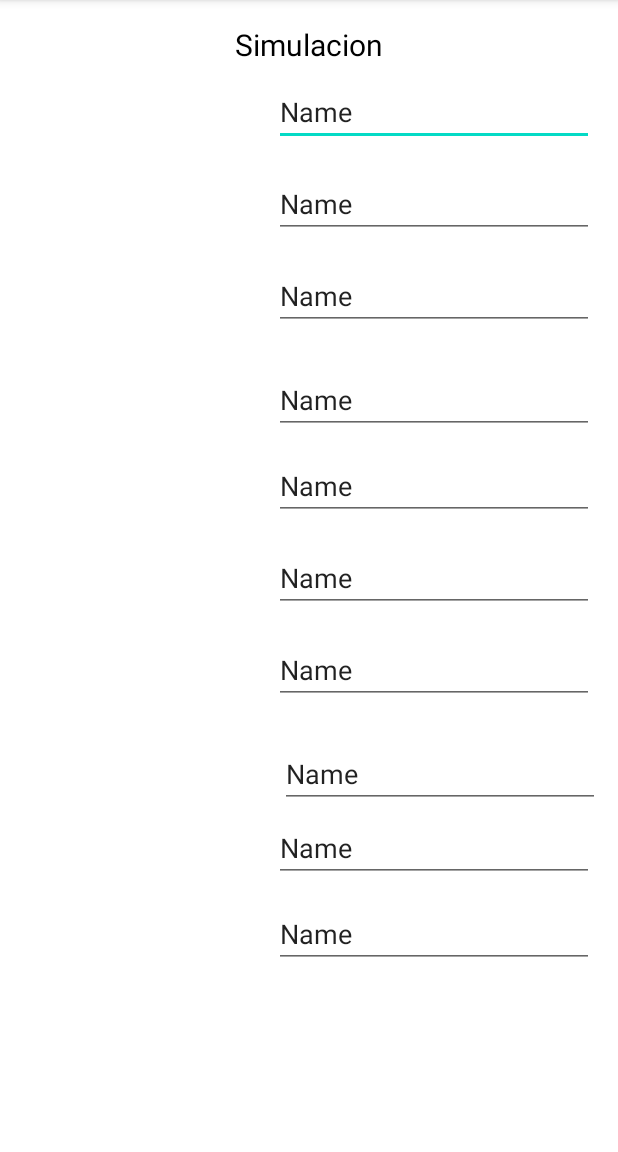
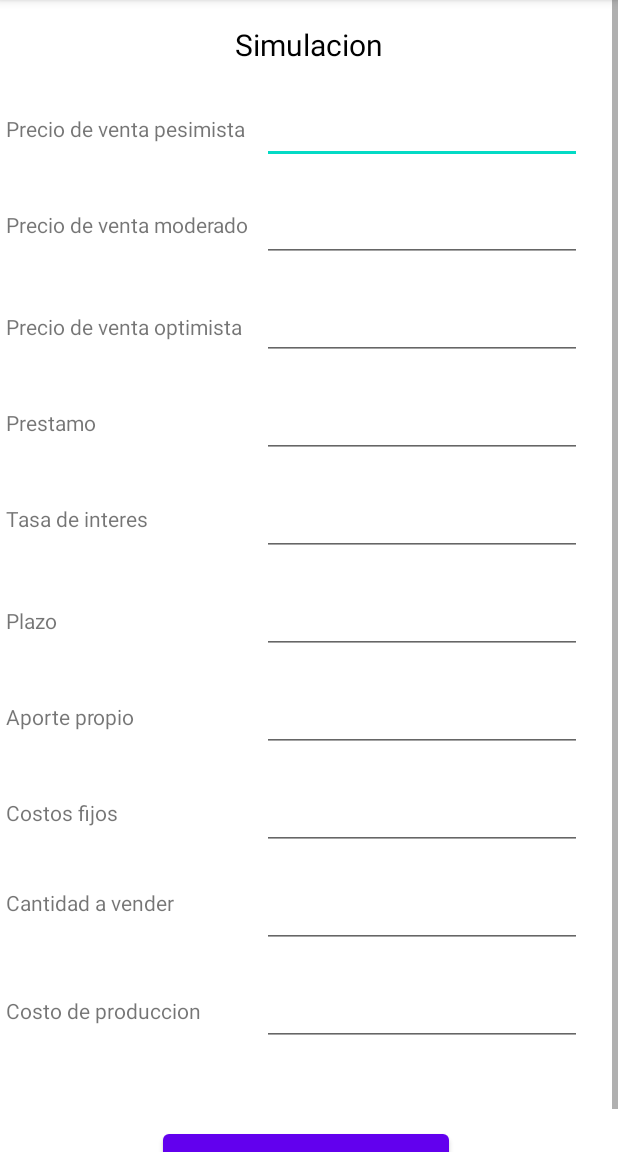
Before and after one commit to borisumss/SimuladorPlanDeNegocios, an Android app: the simulacion screen opened directly, with no data from a screen before it, on a phone screen of 412 x 824 dp, the part 84-1236 px from its top. Run offline under Robolectric (Android 15) with nearby library versions, the phone set to English and light mode, and no system bars.

Commit message:
vistas acabado basico

```diff
--- a/app/src/main/res/layout/activity_simulacion.xml
+++ b/app/src/main/res/layout/activity_simulacion.xml
@@ -14,6 +14,26 @@
         tools:context=".simulacion">
 
         <TextView
+            android:id="@+id/textView13"
+            android:layout_width="wrap_content"
+            android:layout_height="wrap_content"
+            android:layout_marginStart="4dp"
+            android:layout_marginTop="592dp"
+            android:text="Cantidad a vender"
+            app:layout_constraintStart_toStartOf="parent"
+            app:layout_constraintTop_toTopOf="parent" />
+
+        <TextView
+            android:id="@+id/textView14"
+            android:layout_width="wrap_content"
+            android:layout_height="wrap_content"
+            android:layout_marginStart="4dp"
+            android:layout_marginTop="664dp"
+            android:text="Costo de produccion"
+            app:layout_constraintStart_toStartOf="parent"
+            app:layout_constraintTop_toTopOf="parent" />
+
+        <TextView
             android:id="@+id/textView4"
             android:layout_width="wrap_content"
             android:layout_height="wrap_content"
@@ -26,124 +46,215 @@
             app:layout_constraintTop_toTopOf="parent" />
 
         <EditText
-            android:id="@+id/editTextTextPersonName"
+            android:id="@+id/editTextTextPersonName4"
             android:layout_width="wrap_content"
             android:layout_height="wrap_content"
-            android:layout_marginTop="52dp"
-            android:layout_marginEnd="16dp"
+            android:layout_marginTop="20dp"
+            android:layout_marginEnd="24dp"
             android:ems="10"
-            android:inputType="textPersonName"
-            android:text="Name"
+            android:inputType="numberDecimal"
+            android:text=""
             app:layout_constraintEnd_toEndOf="parent"
-            app:layout_constraintTop_toTopOf="parent" />
+            app:layout_constraintTop_toBottomOf="@+id/editTextTextPersonName3" />
+
+        <EditText
+            android:id="@+id/editTextTextPersonName11"
+            android:layout_width="wrap_content"
+            android:layout_height="wrap_content"
+            android:layout_marginTop="20dp"
+            android:layout_marginEnd="24dp"
+            android:ems="10"
+            android:inputType="numberDecimal"
+            android:text=""
+            app:layout_constraintEnd_toEndOf="parent"
+            app:layout_constraintTop_toBottomOf="@+id/editTextTextPersonName10" />
 
         <EditText
             android:id="@+id/editTextTextPersonName8"
             android:layout_width="wrap_content"
             android:layout_height="wrap_content"
-            android:layout_marginTop="16dp"
-            android:layout_marginEnd="16dp"
+            android:layout_marginTop="20dp"
+            android:layout_marginEnd="24dp"
             android:ems="10"
-            android:inputType="textPersonName"
-            android:text="Name"
+            android:inputType="numberDecimal"
+            android:text=""
             app:layout_constraintEnd_toEndOf="parent"
             app:layout_constraintTop_toBottomOf="@+id/editTextTextPersonName9" />
+
+        <EditText
+            android:id="@+id/editTextTextPersonName7"
+            android:layout_width="wrap_content"
+            android:layout_height="wrap_content"
+            android:layout_marginTop="20dp"
+            android:layout_marginEnd="24dp"
+            android:ems="10"
+            android:inputType="numberDecimal"
+            android:text=""
+            app:layout_constraintEnd_toEndOf="parent"
+            app:layout_constraintTop_toBottomOf="@+id/editTextTextPersonName11" />
+
+        <EditText
+            android:id="@+id/editTextTextPersonName10"
+            android:layout_width="wrap_content"
+            android:layout_height="wrap_content"
+            android:layout_marginTop="20dp"
+            android:layout_marginEnd="24dp"
+            android:ems="10"
+            android:inputType="numberDecimal"
+            android:text=""
+            app:layout_constraintEnd_toEndOf="parent"
+            app:layout_constraintTop_toBottomOf="@+id/editTextTextPersonName8" />
+
+        <EditText
+            android:id="@+id/editTextTextPersonName5"
+            android:layout_width="wrap_content"
+            android:layout_height="wrap_content"
+            android:layout_marginTop="20dp"
+            android:layout_marginEnd="24dp"
+            android:ems="10"
+            android:inputType="numberDecimal"
+            android:text=""
+            app:layout_constraintEnd_toEndOf="parent"
+            app:layout_constraintTop_toBottomOf="@+id/editTextTextPersonName4" />
+
+        <EditText
+            android:id="@+id/editTextTextPersonName9"
+            android:layout_width="wrap_content"
+            android:layout_height="wrap_content"
+            android:layout_marginTop="20dp"
+            android:layout_marginEnd="24dp"
+            android:ems="10"
+            android:inputType="numberDecimal"
+            android:text=""
+            app:layout_constraintEnd_toEndOf="parent"
+            app:layout_constraintTop_toBottomOf="@+id/editTextTextPersonName6" />
 
         <EditText
             android:id="@+id/editTextTextPersonName3"
             android:layout_width="wrap_content"
             android:layout_height="wrap_content"
-            android:layout_marginTop="16dp"
-            android:layout_marginEnd="16dp"
+            android:layout_marginTop="20dp"
+            android:layout_marginEnd="24dp"
             android:ems="10"
-            android:inputType="textPersonName"
-            android:text="Name"
+            android:inputType="numberDecimal"
+            android:text=""
             app:layout_constraintEnd_toEndOf="parent"
             app:layout_constraintTop_toBottomOf="@+id/editTextTextPersonName" />
 
         <EditText
-            android:id="@+id/editTextTextPersonName4"
+            android:id="@+id/editTextTextPersonName"
             android:layout_width="wrap_content"
             android:layout_height="wrap_content"
-            android:layout_marginTop="16dp"
-            android:layout_marginEnd="16dp"
+            android:layout_marginTop="64dp"
+            android:layout_marginEnd="24dp"
             android:ems="10"
-            android:inputType="textPersonName"
-            android:text="Name"
+            android:inputType="numberDecimal"
+            android:text=""
             app:layout_constraintEnd_toEndOf="parent"
-            app:layout_constraintTop_toBottomOf="@+id/editTextTextPersonName3" />
+            app:layout_constraintTop_toTopOf="parent" />
 
         <EditText
             android:id="@+id/editTextTextPersonName6"
             android:layout_width="wrap_content"
             android:layout_height="wrap_content"
-            android:layout_marginTop="12dp"
-            android:layout_marginEnd="16dp"
+            android:layout_marginTop="20dp"
+            android:layout_marginEnd="24dp"
             android:ems="10"
-            android:inputType="textPersonName"
-            android:text="Name"
+            android:inputType="numberDecimal"
+            android:text=""
             app:layout_constraintEnd_toEndOf="parent"
             app:layout_constraintTop_toBottomOf="@+id/editTextTextPersonName5" />
 
-        <EditText
-            android:id="@+id/editTextTextPersonName9"
+        <Button
+            android:id="@+id/button"
             android:layout_width="wrap_content"
             android:layout_height="wrap_content"
-            android:layout_marginTop="16dp"
-            android:layout_marginEnd="16dp"
-            android:ems="10"
-            android:inputType="textPersonName"
-            android:text="Name"
+            android:layout_marginTop="750dp"
+            android:text="Iniciar simulacion"
             app:layout_constraintEnd_toEndOf="parent"
-            app:layout_constraintTop_toBottomOf="@+id/editTextTextPersonName6" />
+            app:layout_constraintHorizontal_bias="0.492"
+            app:layout_constraintStart_toStartOf="parent"
+            app:layout_constraintTop_toTopOf="parent" />
 
-        <EditText
-            android:id="@+id/editTextTextPersonName11"
+        <TextView
+            android:id="@+id/textView5"
             android:layout_width="wrap_content"
             android:layout_height="wrap_content"
-            android:layout_marginTop="4dp"
-            android:layout_marginEnd="16dp"
-            android:ems="10"
-            android:inputType="textPersonName"
-            android:text="Name"
-            app:layout_constraintEnd_toEndOf="parent"
-            app:layout_constraintTop_toBottomOf="@+id/editTextTextPersonName10" />
+            android:layout_marginStart="4dp"
+            android:layout_marginTop="76dp"
+            android:text="Precio de venta pesimista"
+            app:layout_constraintStart_toStartOf="parent"
+            app:layout_constraintTop_toTopOf="parent" />
 
-        <EditText
-            android:id="@+id/editTextTextPersonName10"
+        <TextView
+            android:id="@+id/textView6"
             android:layout_width="wrap_content"
             android:layout_height="wrap_content"
-            android:layout_marginTop="24dp"
-            android:layout_marginEnd="12dp"
-            android:ems="10"
-            android:inputType="textPersonName"
-            android:text="Name"
-            app:layout_constraintEnd_toEndOf="parent"
-            app:layout_constraintTop_toBottomOf="@+id/editTextTextPersonName8" />
+            android:layout_marginStart="4dp"
+            android:layout_marginTop="140dp"
+            android:text="Precio de venta moderado"
+            app:layout_constraintStart_toStartOf="parent"
+            app:layout_constraintTop_toTopOf="parent" />
 
-        <EditText
-            android:id="@+id/editTextTextPersonName7"
+        <TextView
+            android:id="@+id/textView7"
             android:layout_width="wrap_content"
             android:layout_height="wrap_content"
-            android:layout_marginTop="12dp"
-            android:layout_marginEnd="16dp"
-            android:ems="10"
-            android:inputType="textPersonName"
-            android:text="Name"
-            app:layout_constraintEnd_toEndOf="parent"
-            app:layout_constraintTop_toBottomOf="@+id/editTextTextPersonName11" />
+            android:layout_marginStart="4dp"
+            android:layout_marginTop="208dp"
+            android:text="Precio de venta optimista"
+            app:layout_constraintStart_toStartOf="parent"
+            app:layout_constraintTop_toTopOf="parent" />
 
-        <EditText
-            android:id="@+id/editTextTextPersonName5"
+        <TextView
+            android:id="@+id/textView8"
             android:layout_width="wrap_content"
             android:layout_height="wrap_content"
-            android:layout_marginTop="24dp"
-            android:layout_marginEnd="16dp"
-            android:ems="10"
-            android:inputType="textPersonName"
-            android:text="Name"
-            app:layout_constraintEnd_toEndOf="parent"
-            app:layout_constraintTop_toBottomOf="@+id/editTextTextPersonName4" />
+            android:layout_marginStart="4dp"
+            android:layout_marginTop="272dp"
+            android:text="Prestamo"
+            app:layout_constraintStart_toStartOf="parent"
+            app:layout_constraintTop_toTopOf="parent" />
+
+        <TextView
+            android:id="@+id/textView9"
+            android:layout_width="wrap_content"
+            android:layout_height="wrap_content"
+            android:layout_marginStart="4dp"
+            android:layout_marginTop="336dp"
+            android:text="Tasa de interes"
+            app:layout_constraintStart_toStartOf="parent"
+            app:layout_constraintTop_toTopOf="parent" />
+
+        <TextView
+            android:id="@+id/textView10"
+            android:layout_width="wrap_content"
+            android:layout_height="wrap_content"
+            android:layout_marginStart="4dp"
+            android:layout_marginTop="404dp"
+            android:text="Plazo"
+            app:layout_constraintStart_toStartOf="parent"
+            app:layout_constraintTop_toTopOf="parent" />
+
+        <TextView
+            android:id="@+id/textView11"
+            android:layout_width="wrap_content"
+            android:layout_height="wrap_content"
+            android:layout_marginStart="4dp"
+            android:layout_marginTop="468dp"
+            android:text="Aporte propio"
+            app:layout_constraintStart_toStartOf="parent"
+            app:layout_constraintTop_toTopOf="parent" />
+
+        <TextView
+            android:id="@+id/textView12"
+            android:layout_width="wrap_content"
+            android:layout_height="wrap_content"
+            android:layout_marginStart="4dp"
+            android:layout_marginTop="532dp"
+            android:text="Costos fijos"
+            app:layout_constraintStart_toStartOf="parent"
+            app:layout_constraintTop_toTopOf="parent" />
 
 
     </androidx.constraintlayout.widget.ConstraintLayout>
```
